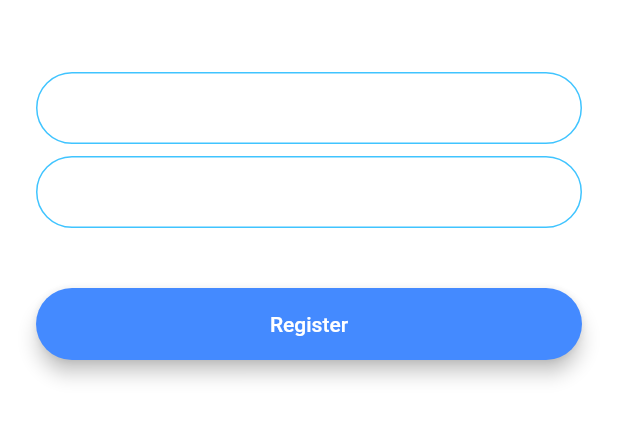
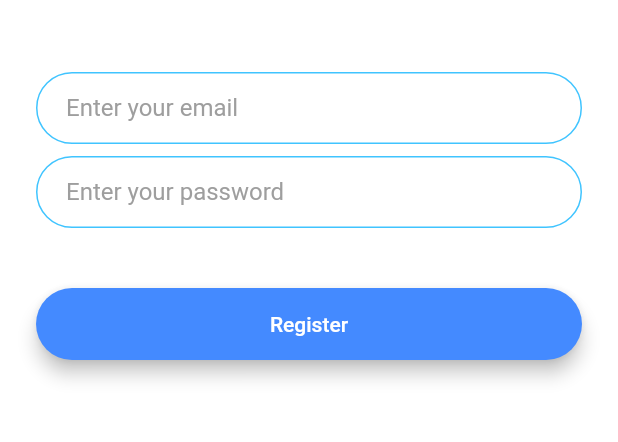
Before and after one commit to ArturAssisComp/flash-chat, a Flutter app: the RegistrationScreen screen opened by its route, on a phone screen of 412 x 824 dp, the part 576-1018 px from its top. Run offline on Flutter 3.47's test engine with Material 2 defaults, Android fonts, the phone set to English and light mode, and no system bars; our stand-ins replace animated_text_kit.

Commit message:
Extract constant from input field

```diff
--- a/lib/constants.dart
+++ b/lib/constants.dart
@@ -20,3 +20,22 @@ const kMessageContainerDecoration = BoxDecoration(
     top: BorderSide(color: Colors.lightBlueAccent, width: 2.0),
   ),
 );
+
+const kDefaultInputFieldDecoration = InputDecoration(
+  hintText: 'Default text',
+  hintStyle: TextStyle(
+    color: Colors.grey,
+  ),
+  contentPadding: EdgeInsets.symmetric(vertical: 10.0, horizontal: 20.0),
+  border: OutlineInputBorder(
+    borderRadius: BorderRadius.all(Radius.circular(32.0)),
+  ),
+  enabledBorder: OutlineInputBorder(
+    borderSide: BorderSide(color: Colors.lightBlueAccent, width: 1.0),
+    borderRadius: BorderRadius.all(Radius.circular(32.0)),
+  ),
+  focusedBorder: OutlineInputBorder(
+    borderSide: BorderSide(color: Colors.lightBlueAccent, width: 2.0),
+    borderRadius: BorderRadius.all(Radius.circular(32.0)),
+  ),
+);
--- a/lib/widgets/input_field.dart
+++ b/lib/widgets/input_field.dart
@@ -1,3 +1,4 @@
+import 'package:flash_chat/constants.dart';
 import 'package:flutter/material.dart';
 
 class InputField extends StatelessWidget {
@@ -13,21 +14,8 @@ class InputField extends StatelessWidget {
   Widget build(BuildContext context) {
     return TextField(
       onChanged: onChanged,
-      decoration: InputDecoration(
+      decoration: kDefaultInputFieldDecoration.copyWith(
         hintText: hintText,
-        contentPadding:
-            const EdgeInsets.symmetric(vertical: 10.0, horizontal: 20.0),
-        border: const OutlineInputBorder(
-          borderRadius: BorderRadius.all(Radius.circular(32.0)),
-        ),
-        enabledBorder: const OutlineInputBorder(
-          borderSide: BorderSide(color: Colors.lightBlueAccent, width: 1.0),
-          borderRadius: BorderRadius.all(Radius.circular(32.0)),
-        ),
-        focusedBorder: const OutlineInputBorder(
-          borderSide: BorderSide(color: Colors.lightBlueAccent, width: 2.0),
-          borderRadius: BorderRadius.all(Radius.circular(32.0)),
-        ),
       ),
     );
   }
```
